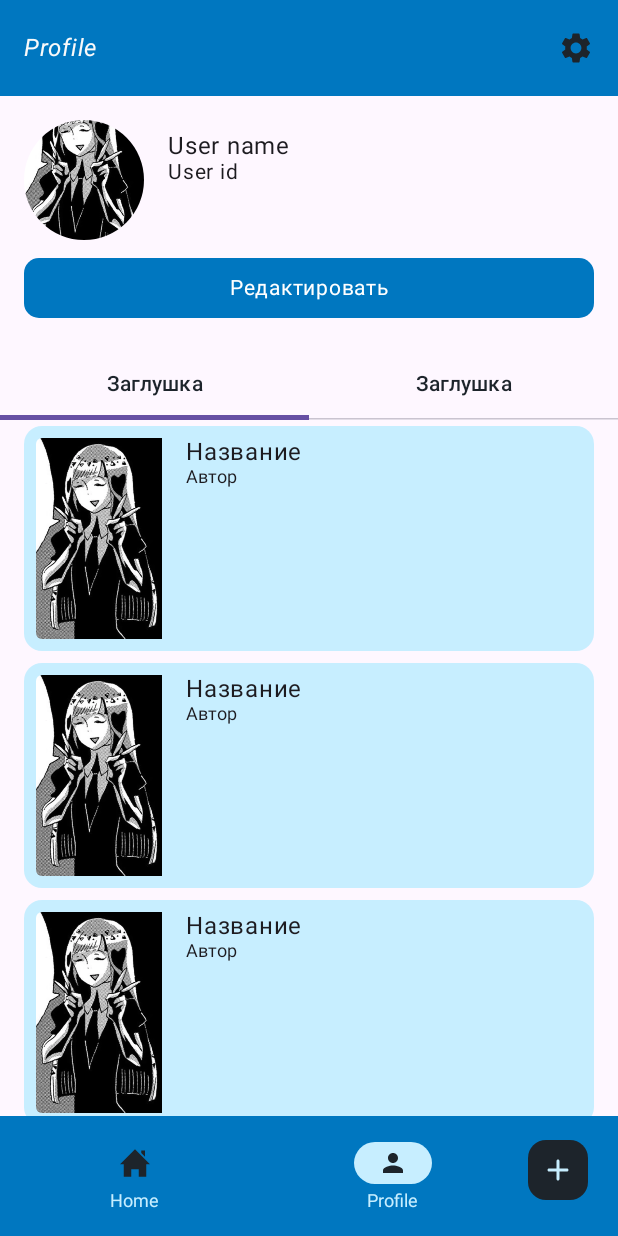
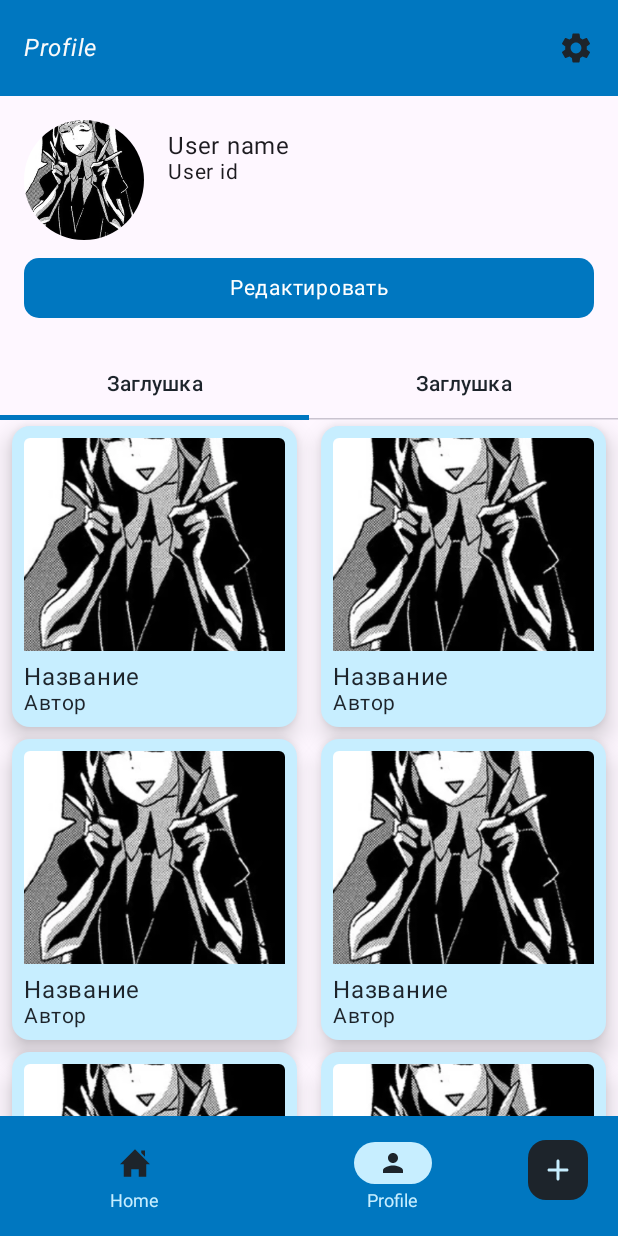
Before and after one commit to Chirvichichka/PocketLib, an Android app built with Jetpack Compose: the screen it shows after launch (MainActivity), item 2 of the bottom bar chosen, on a phone screen of 412 x 824 dp. Run offline under Robolectric (Android 15) with nearby library versions, the phone set to English and light mode, and no system bars; our stand-ins replace Dagger/Hilt's generated code, livedata-compose.

Commit message:
чото сделал

```diff
--- a/app/src/main/java/com/chirvi/pocketlib/presentation/common/BooksColumn.kt
+++ b/app/src/main/java/com/chirvi/pocketlib/presentation/common/BooksColumn.kt
@@ -1,14 +1,17 @@
 package com.chirvi.pocketlib.presentation.common
 
 import androidx.compose.foundation.Image
-import androidx.compose.foundation.background
 import androidx.compose.foundation.layout.Column
+import androidx.compose.foundation.layout.PaddingValues
 import androidx.compose.foundation.layout.Row
 import androidx.compose.foundation.layout.fillMaxHeight
+import androidx.compose.foundation.layout.fillMaxSize
 import androidx.compose.foundation.layout.fillMaxWidth
 import androidx.compose.foundation.layout.padding
 import androidx.compose.foundation.layout.size
 import androidx.compose.foundation.lazy.LazyColumn
+import androidx.compose.foundation.lazy.grid.GridCells
+import androidx.compose.foundation.lazy.grid.LazyVerticalGrid
 import androidx.compose.foundation.shape.RoundedCornerShape
 import androidx.compose.material3.Card
 import androidx.compose.material3.CardDefaults
@@ -20,64 +23,36 @@ import androidx.compose.ui.layout.ContentScale
 import androidx.compose.ui.res.painterResource
 import androidx.compose.ui.unit.dp
 import com.chirvi.pocketlib.R
+import com.chirvi.pocketlib.presentation.models.Book
 import com.chirvi.pocketlib.presentation.ui.theme.PocketLibTheme
 
 @Composable
-fun BookColumn() {
-    LazyColumn(
-        modifier = Modifier
-            .fillMaxWidth()
-    ){
-        items ( 10 ) {
-            VerticalBookCard()
+fun BookColumn(
+    book: Book,
+    grid: Boolean = true,
+    paddingValues: PaddingValues = PaddingValues(0.dp)
+) {
+    if(grid) {
+        LazyVerticalGrid(
+            columns = GridCells.Fixed(2),
+            modifier = Modifier
+                .fillMaxSize()
+                .padding(paddingValues)
+        ) {
+            items( 30 ) {
+                VerticalBookCard(
+                    book = book
+                )
+            }
         }
-    }
-}
-
-@Composable
-fun VerticalBookCard() {
-    Card(
-        colors = CardDefaults.cardColors(
-            containerColor = PocketLibTheme.colors.secondary
-        ),
-        modifier = Modifier
-            .padding(
-                horizontal = 16.dp,
-                vertical = 4.dp
-            )
-            .fillMaxWidth()
-    ) {
-        Row {
-            Image(
-                modifier = Modifier
-                    .fillMaxHeight()
-                    .size(
-                        height = 150.dp,
-                        width = 100.dp
-                    )
-                    .padding(8.dp)
-                    .clip(
-                        RoundedCornerShape(
-                            topStart = 4.dp,
-                            bottomStart = 4.dp
-                        )
-                    ),
-                contentScale = ContentScale.Crop,
-                painter = painterResource(id =  R.drawable.test_image),
-                contentDescription = null
-            )
-            Column(
-                modifier = Modifier
-                    .padding(8.dp)
-            ) {
-                Text(
-                    text = "Название",
-                    style = PocketLibTheme.textStyles.primaryLarge
-                )
-                Text(
-                    text = "Автор",
-                    style = PocketLibTheme.textStyles.primary
-                )
+    } else {
+        LazyColumn(
+            modifier = Modifier
+                .fillMaxWidth()
+                .padding(paddingValues)
+        ){
+            items ( 30 ) {
+                HorizontalBookCard()
             }
         }
     }
--- /dev/null
+++ b/app/src/main/java/com/chirvi/pocketlib/presentation/common/HorizontalBookCard.kt
@@ -0,0 +1,73 @@
+package com.chirvi.pocketlib.presentation.common
+
+import androidx.compose.foundation.Image
+import androidx.compose.foundation.layout.Column
+import androidx.compose.foundation.layout.Row
+import androidx.compose.foundation.layout.fillMaxHeight
+import androidx.compose.foundation.layout.fillMaxWidth
+import androidx.compose.foundation.layout.padding
+import androidx.compose.foundation.layout.size
+import androidx.compose.foundation.shape.RoundedCornerShape
+import androidx.compose.material3.Card
+import androidx.compose.material3.CardDefaults
+import androidx.compose.material3.Text
+import androidx.compose.runtime.Composable
+import androidx.compose.ui.Modifier
+import androidx.compose.ui.draw.clip
+import androidx.compose.ui.layout.ContentScale
+import androidx.compose.ui.res.painterResource
+import androidx.compose.ui.unit.dp
+import com.chirvi.pocketlib.R
+import com.chirvi.pocketlib.presentation.ui.theme.PocketLibTheme
+
+@Composable
+fun HorizontalBookCard() {
+    Card(
+        elevation = CardDefaults.cardElevation(
+            defaultElevation = 10.dp
+        ),
+        colors = CardDefaults.cardColors(
+            containerColor = PocketLibTheme.colors.secondary
+        ),
+        modifier = Modifier
+            .padding(
+                horizontal = 8.dp,
+                vertical = 4.dp
+            )
+            .fillMaxWidth()
+    ) {
+        Row {
+            Image(
+                modifier = Modifier
+                    .fillMaxHeight()
+                    .size(
+                        height = 150.dp,
+                        width = 100.dp
+                    )
+                    .padding(8.dp)
+                    .clip(
+                        RoundedCornerShape(
+                            topStart = 4.dp,
+                            bottomStart = 4.dp
+                        )
+                    ),
+                contentScale = ContentScale.Crop,
+                painter = painterResource(id =  R.drawable.test_image),
+                contentDescription = null
+            )
+            Column(
+                modifier = Modifier
+                    .padding(8.dp)
+            ) {
+                Text(
+                    text = "Название",
+                    style = PocketLibTheme.textStyles.primaryLarge
+                )
+                Text(
+                    text = "Автор",
+                    style = PocketLibTheme.textStyles.primary
+                )
+            }
+        }
+    }
+}
--- /dev/null
+++ b/app/src/main/java/com/chirvi/pocketlib/presentation/common/VerticalBookCard.kt
@@ -0,0 +1,80 @@
+package com.chirvi.pocketlib.presentation.common
+
+import androidx.compose.foundation.Image
+import androidx.compose.foundation.background
+import androidx.compose.foundation.layout.Column
+import androidx.compose.foundation.layout.fillMaxWidth
+import androidx.compose.foundation.layout.padding
+import androidx.compose.foundation.layout.size
+import androidx.compose.foundation.shape.RoundedCornerShape
+import androidx.compose.material3.Card
+import androidx.compose.material3.CardDefaults
+import androidx.compose.material3.Text
+import androidx.compose.runtime.Composable
+import androidx.compose.ui.Modifier
+import androidx.compose.ui.draw.clip
+import androidx.compose.ui.draw.shadow
+import androidx.compose.ui.layout.ContentScale
+import androidx.compose.ui.res.painterResource
+import androidx.compose.ui.unit.dp
+import com.chirvi.pocketlib.presentation.models.Book
+import com.chirvi.pocketlib.presentation.ui.theme.PocketLibTheme
+
+@Composable
+fun VerticalBookCard(
+    book: Book
+) {
+    Card(
+        elevation = CardDefaults.cardElevation(
+            defaultElevation = 10.dp
+        ),
+        colors = CardDefaults.cardColors(
+            containerColor = PocketLibTheme.colors.secondary
+        ),
+        modifier = Modifier
+            .padding(
+                horizontal = 8.dp,
+                vertical = 4.dp
+            )
+            .fillMaxWidth()
+    ) {
+        Image(
+            modifier = Modifier
+                .fillMaxWidth()
+                .size(
+                    height = 150.dp,
+                    width = 100.dp
+                )
+                .padding(
+                    top = 8.dp,
+                    end = 8.dp,
+                    start = 8.dp
+                )
+                .clip(
+                    RoundedCornerShape(
+                        4.dp,
+                        4.dp
+                    )
+                ),
+            contentScale = ContentScale.Crop,
+            painter = painterResource(id = book.posterId),
+            contentDescription = null
+        )
+        Column(
+            modifier = Modifier.padding(all = 8.dp)
+        ) {
+            Text(
+                text = book.name,
+                style = PocketLibTheme.textStyles.primaryLarge.copy(
+                    color = PocketLibTheme.colors.secondaryText
+                )
+            )
+            Text(
+                text = book.author,
+                style = PocketLibTheme.textStyles.primarySmall.copy(
+                    color = PocketLibTheme.colors.secondaryText
+                )
+            )
+        }
+    }
+}
--- a/app/src/main/java/com/chirvi/pocketlib/presentation/ui/screen/home/HomeScreen.kt
+++ b/app/src/main/java/com/chirvi/pocketlib/presentation/ui/screen/home/HomeScreen.kt
@@ -45,7 +45,9 @@ import androidx.compose.ui.text.font.FontStyle
 import androidx.compose.ui.unit.dp
 import androidx.hilt.navigation.compose.hiltViewModel
 import com.chirvi.pocketlib.R
+import com.chirvi.pocketlib.presentation.common.BookColumn
 import com.chirvi.pocketlib.presentation.common.PocketLibTopAppBar
+import com.chirvi.pocketlib.presentation.common.VerticalBookCard
 import com.chirvi.pocketlib.presentation.models.Book
 import com.chirvi.pocketlib.presentation.ui.theme.PocketLibTheme
 
@@ -66,18 +68,11 @@ fun HomeScreen() {
     Scaffold(
         topBar = { HomeTopAppBar(viewModel = viewModel) }
     ) { paddingValues ->
-        LazyVerticalGrid(
-            columns = GridCells.Fixed(2),
-            modifier = Modifier
-                .fillMaxSize()
-                .padding(paddingValues)
-        ) {
-            items( books ) {book ->
-                BookCard(
-                    book = book
-                )
-            }
-        }
+        BookColumn(
+            grid = false,
+            paddingValues = paddingValues,
+            book = books[0]
+        )
     }
 }
 
@@ -111,56 +106,6 @@ private fun HomeTopAppBar(
             }
         }
     )
-}
-
-@Composable
-private fun BookCard(
-    book: Book
-) {
-    Column(
-        modifier = Modifier
-            .padding(all = 8.dp)
-            .shadow(
-                elevation = 4.dp,
-                shape = RoundedCornerShape(10.dp)
-            )
-            .background(
-                color = PocketLibTheme.colors.secondary,
-                shape = RoundedCornerShape(10.dp)
-            )
-            .padding(all = 8.dp)
-
-    ) {
-        Image(
-            modifier = Modifier
-                .fillMaxWidth()
-                .size(
-                    height = 150.dp,
-                    width = 100.dp
-                )
-                .clip(
-                    RoundedCornerShape(
-                        4.dp,
-                        4.dp
-                    )
-                ),
-            contentScale = ContentScale.Crop,
-            painter = painterResource(id = book.posterId),
-            contentDescription = null
-        )
-        Text(
-            text = book.name,
-            style = PocketLibTheme.textStyles.primaryLarge.copy(
-                color = PocketLibTheme.colors.secondaryText
-            )
-        )
-        Text(
-            text = book.author,
-            style = PocketLibTheme.textStyles.primarySmall.copy(
-                color = PocketLibTheme.colors.secondaryText
-            )
-        )
-    }
 }
 
 @Composable
--- a/app/src/main/java/com/chirvi/pocketlib/presentation/ui/screen/profile/ProfileScreen.kt
+++ b/app/src/main/java/com/chirvi/pocketlib/presentation/ui/screen/profile/ProfileScreen.kt
@@ -15,6 +15,8 @@ import androidx.compose.material3.IconButton
 import androidx.compose.material3.Scaffold
 import androidx.compose.material3.Tab
 import androidx.compose.material3.TabRow
+import androidx.compose.material3.TabRowDefaults
+import androidx.compose.material3.TabRowDefaults.tabIndicatorOffset
 import androidx.compose.material3.Text
 import androidx.compose.runtime.Composable
 import androidx.compose.ui.Modifier
@@ -28,6 +30,7 @@ import com.chirvi.pocketlib.R
 import com.chirvi.pocketlib.presentation.common.BookColumn
 import com.chirvi.pocketlib.presentation.common.ButtonWithText
 import com.chirvi.pocketlib.presentation.common.PocketLibTopAppBar
+import com.chirvi.pocketlib.presentation.models.Book
 import com.chirvi.pocketlib.presentation.navigation.ProfileTabRowItem
 import com.chirvi.pocketlib.presentation.ui.theme.PocketLibTheme
 
@@ -129,9 +132,16 @@ private fun ProfileTabRow() {
         ProfileTabRowItem.MyBooks,
         ProfileTabRowItem.Favorite
     )
+
     TabRow(
         selectedTabIndex = 0,
         contentColor = PocketLibTheme.colors.black,
+        indicator = {
+            TabRowDefaults.Indicator(
+                modifier = Modifier.tabIndicatorOffset(it[0]),
+                color = PocketLibTheme.colors.tertiary
+            )
+        }
     ) {
         items.forEach { item ->
             Tab(
@@ -144,5 +154,7 @@ private fun ProfileTabRow() {
                 onClick = { /*TODO*/ })
         }
     }
-    BookColumn()
+    BookColumn(
+        book = Book()
+    )
 }
```
